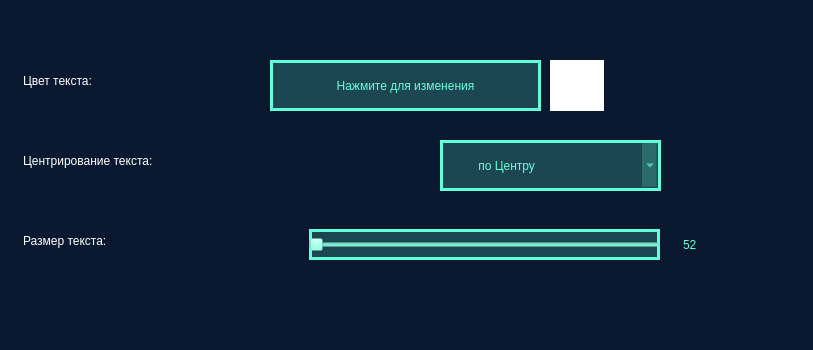
This is Parameters.ui in CyberBro9/aobp as Qt 5 draws it before an edit. The edited form follows.
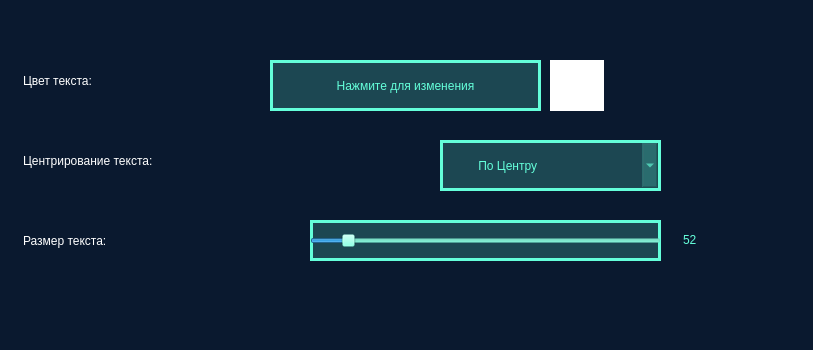
This is the edited form.

Commit message: Update parameters window

```diff
--- a/Parameters.ui
+++ b/Parameters.ui
@@ -88,7 +88,7 @@
    </property>
    <item>
     <property name="text">
-     <string>          по Центру</string>
+     <string>          По Центру</string>
     </property>
    </item>
    <item>
@@ -125,15 +125,21 @@
   <widget class="QSlider" name="horizontalSlider">
    <property name="geometry">
     <rect>
-     <x>309</x>
-     <y>229</y>
+     <x>310</x>
+     <y>220</y>
      <width>351</width>
-     <height>31</height>
+     <height>41</height>
     </rect>
    </property>
    <property name="styleSheet">
     <string notr="true">background-color: rgba(100, 255, 218, 0.2); border: 3px solid rgb(100, 255, 218); font: bold 14pt &quot;Yu Gothic UI&quot;; color: #64ffda;</string>
    </property>
+   <property name="minimum">
+    <number>12</number>
+   </property>
+   <property name="sliderPosition">
+    <number>20</number>
+   </property>
    <property name="orientation">
     <enum>Qt::Orientation::Horizontal</enum>
    </property>
@@ -142,7 +148,7 @@
    <property name="geometry">
     <rect>
      <x>670</x>
-     <y>225</y>
+     <y>220</y>
      <width>50</width>
      <height>40</height>
     </rect>
```
Left out of the diff: 8 changed lines with no effect on the pictures. The commit also changes 2 other files.
